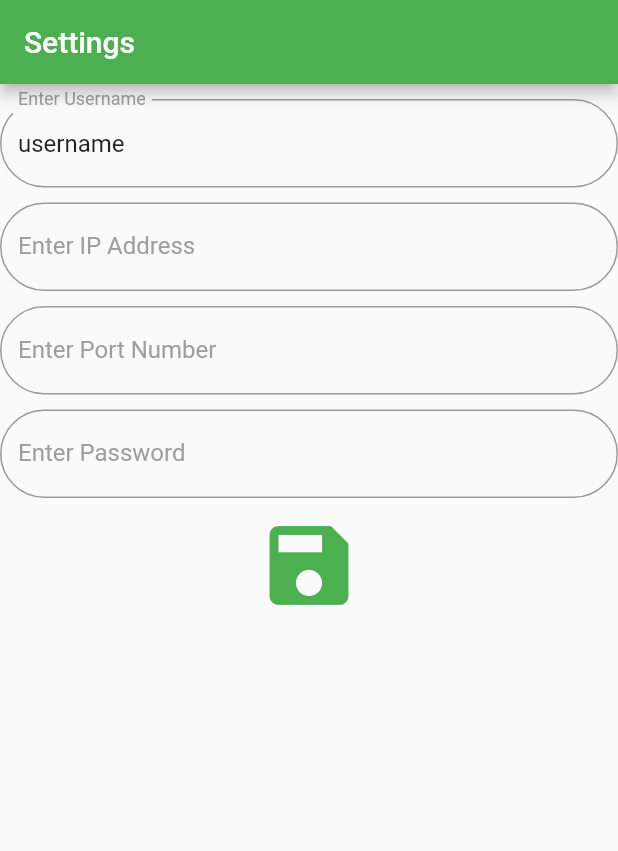
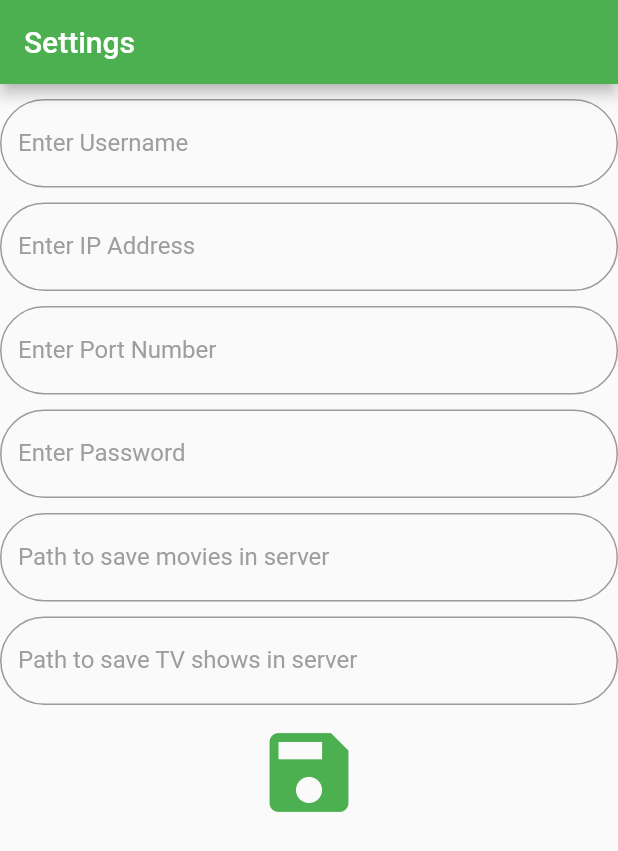
Before and after one commit to prinzpiuz/MSM, a Flutter app: the screen it shows after launch, after a tap on "Settings", on a phone screen of 412 x 824 dp. Shown: the top 851 px of the screen. Run offline on Flutter 3.47's test engine with Material 2 defaults, Android fonts, the phone set to English and light mode, and no system bars; our stand-ins replace shared_preferences; network calls fail; Roboto replaces fonts that are missing (Poppins).

Commit message:
saved data now showing as intial value in settings page also made settings page scrollable

```diff
--- a/lib/services.dart
+++ b/lib/services.dart
@@ -13,6 +13,6 @@ Future<TvFolders> fetchTvFolders() async {
     return TvFolders.fromJson(json.decode(response.body));
   } else {
     // If the server did not return a 200 OK response, then throw an exception.
-    throw Exception('Failed to load album');
+    throw Exception('Failed to load folders');
   }
 }
--- a/lib/settings_page.dart
+++ b/lib/settings_page.dart
@@ -7,13 +7,23 @@ class SettingsPage extends StatefulWidget {
 }
 
 class _SettingsPageState extends State<SettingsPage> {
-  String username = "sdkjf";
+  final usernameController = TextEditingController();
+  final ipController = TextEditingController();
+  final passwordController = TextEditingController();
+  final portController = TextEditingController();
+  final tvPathController = TextEditingController();
+  final moviePathController = TextEditingController();
 
   void _intial() async {
     final prefs = await SharedPreferences.getInstance();
-    username = prefs.getString('username') ?? 0;
-    final ip = prefs.getString('ip') ?? 0;
-    final password = prefs.getString('password') ?? 0;
+    setState(() {
+      usernameController.text = prefs.getString('username') ?? "";
+      ipController.text = prefs.getString('ip') ?? "";
+      passwordController.text = prefs.getString('password') ?? "";
+      portController.text = prefs.getString('port') ?? "";
+      tvPathController.text = prefs.getString('tvPath') ?? "";
+      moviePathController.text = prefs.getString('moviePath') ?? "";
+    });
   }
 
   @override
@@ -22,11 +32,6 @@ class _SettingsPageState extends State<SettingsPage> {
     _intial();
   }
 
-  final usernameController = TextEditingController(text: "username");
-  final ipController = TextEditingController();
-  final passwordController = TextEditingController();
-  final portController = TextEditingController();
-
   @override
   void dispose() {
     // Clean up the controller when the widget is disposed.
@@ -34,6 +39,8 @@ class _SettingsPageState extends State<SettingsPage> {
     ipController.dispose();
     passwordController.dispose();
     portController.dispose();
+    tvPathController.dispose();
+    moviePathController.dispose();
     super.dispose();
   }
 
@@ -41,7 +48,7 @@ class _SettingsPageState extends State<SettingsPage> {
   Widget build(BuildContext context) {
     return MaterialApp(
       home: Scaffold(
-        resizeToAvoidBottomPadding: false,
+        // resizeToAvoidBottomPadding: false,
         appBar: AppBar(
           backgroundColor: Colors.green,
           title: Text(
@@ -49,7 +56,10 @@ class _SettingsPageState extends State<SettingsPage> {
             style: TextStyle(color: Colors.white),
           ),
         ),
-        body: Theme(
+        body: ListView(
+          shrinkWrap: true,
+          children: <Widget>[
+            Theme(
               data: new ThemeData(
                   primaryColor: Colors.green,
                   accentColor: Colors.orange,
@@ -153,18 +163,67 @@ class _SettingsPageState extends State<SettingsPage> {
                     ),
                   ),
                   SizedBox(height: 10),
+                  TextFormField(
+                    controller: moviePathController,
+                    decoration: new InputDecoration(
+                      labelText: "Path to save movies in server",
+                      hintText: "/home/<username>/<movie folder name>",
+                      fillColor: Colors.green,
+                      border: new OutlineInputBorder(
+                        borderRadius: new BorderRadius.circular(60.0),
+                        borderSide: new BorderSide(),
+                      ),
+                      //fillColor: Colors.green
+                    ),
+                    validator: (val) {
+                      if (val.length == 0) {
+                        return "path cannot be empty";
+                      } else {
+                        return null;
+                      }
+                    },
+                    keyboardType: TextInputType.emailAddress,
+                    style: new TextStyle(
+                      fontFamily: "Poppins",
+                    ),
+                  ),
+                  SizedBox(height: 10),
+                  TextFormField(
+                    controller: tvPathController,
+                    decoration: new InputDecoration(
+                      labelText: "Path to save TV shows in server",
+                      hintText: "/home/<username>/<tv folder name>",
+                      fillColor: Colors.green,
+                      border: new OutlineInputBorder(
+                        borderRadius: new BorderRadius.circular(60.0),
+                        borderSide: new BorderSide(),
+                      ),
+                      //fillColor: Colors.green
+                    ),
+                    validator: (val) {
+                      if (val.length == 0) {
+                        return "path cannot be empty";
+                      } else {
+                        return null;
+                      }
+                    },
+                    keyboardType: TextInputType.emailAddress,
+                    style: new TextStyle(
+                      fontFamily: "Poppins",
+                    ),
+                  ),
+                  SizedBox(height: 10),
                   FlatButton(
                     onPressed: () async {
                       SharedPreferences prefs =
                           await SharedPreferences.getInstance();
-                  prefs.remove('username');
-                  prefs.remove('ip');
-                  prefs.remove('password');
-                  prefs.remove('port');
                       prefs.setString('username', usernameController.text);
                       prefs.setString('ip', ipController.text);
                       prefs.setString('password', passwordController.text);
                       prefs.setString('port', portController.text);
+                      prefs.setString('moviePath', moviePathController.text);
+                      prefs.setString('tvPath', tvPathController.text);
+                      _intial();
                       return showDialog(
                         context: context,
                         builder: (context) {
@@ -185,6 +244,8 @@ class _SettingsPageState extends State<SettingsPage> {
                 ],
               ),
             ),
+          ],
+        ),
       ),
     );
   }
```
Lines whose indentation alone changed are shown as unchanged.
